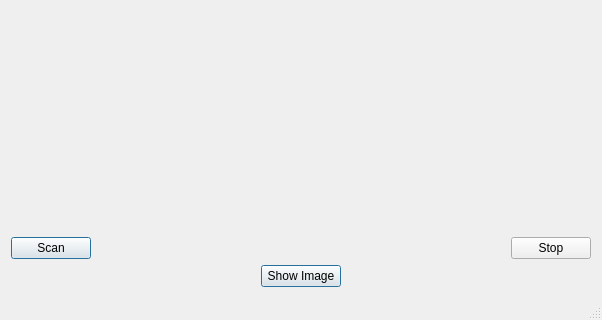
Qt form mainwindow.ui (puma3/Scanner3D) before a commit; both pictures show x 0 to 602 and y 159 to 479 of the 602 by 479 pixel window.
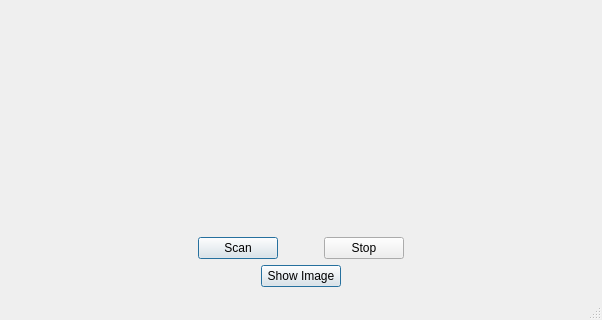
The same form after that commit. Icons and pictures are not drawn.

Patch:
```diff
--- a/mainwindow.ui
+++ b/mainwindow.ui
@@ -32,6 +32,19 @@
         <property name="sizeConstraint">
          <enum>QLayout::SetMinimumSize</enum>
         </property>
+        <item>
+         <spacer name="horizontalSpacer_4">
+          <property name="orientation">
+           <enum>Qt::Horizontal</enum>
+          </property>
+          <property name="sizeHint" stdset="0">
+           <size>
+            <width>40</width>
+            <height>20</height>
+           </size>
+          </property>
+         </spacer>
+        </item>
         <item>
          <widget class="QPushButton" name="pushButton">
           <property name="autoFillBackground">
@@ -54,6 +67,9 @@
           <property name="orientation">
            <enum>Qt::Horizontal</enum>
           </property>
+          <property name="sizeType">
+           <enum>QSizePolicy::Preferred</enum>
+          </property>
           <property name="sizeHint" stdset="0">
            <size>
             <width>40</width>
@@ -73,6 +89,19 @@
           </property>
          </widget>
         </item>
+        <item>
+         <spacer name="horizontalSpacer_5">
+          <property name="orientation">
+           <enum>Qt::Horizontal</enum>
+          </property>
+          <property name="sizeHint" stdset="0">
+           <size>
+            <width>40</width>
+            <height>20</height>
+           </size>
+          </property>
+         </spacer>
+        </item>
        </layout>
       </item>
       <item>
```
